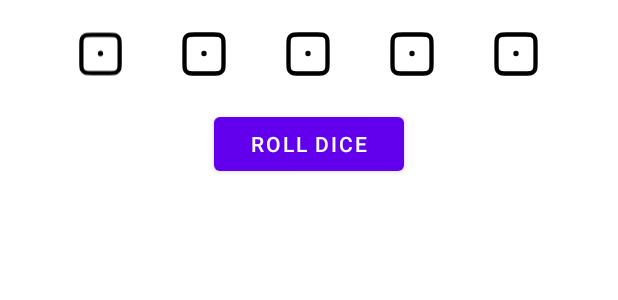
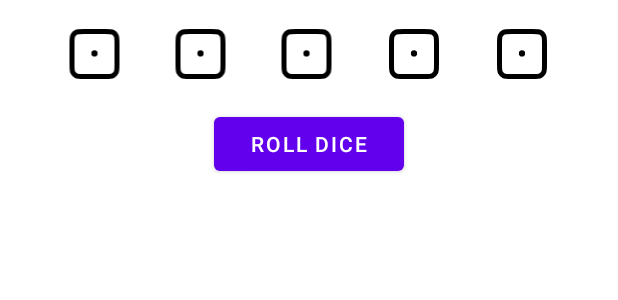
Before and after one commit to nick-pape/dice-poker-android, an Android app: the layout fragment_dice_roll.xml on its own in the app's theme, with its tools: preview values and no code run, on a phone screen of 412 x 824 dp. Shown: the top 300 px of the screen. Run offline under Robolectric (Android 15) with nearby library versions, the phone set to English and light mode, and no system bars.

Commit message:
Mess around with dice height

```diff
--- a/app/src/main/res/layout/fragment_dice_roll.xml
+++ b/app/src/main/res/layout/fragment_dice_roll.xml
@@ -24,8 +24,8 @@
             <ImageView
                 android:id="@+id/dice_one_image"
                 android:layout_width="0dp"
-                android:layout_height="40dp"
-                android:layout_weight="1"
+                android:layout_height="@dimen/dice_height"
+                android:layout_weight="2"
                 android:src="@drawable/dice_one"
             />
             <LinearLayout
@@ -35,8 +35,8 @@
             <ImageView
                 android:id="@+id/dice_two_image"
                 android:layout_width="0dp"
-                android:layout_height="40dp"
-                android:layout_weight="1"
+                android:layout_height="@dimen/dice_height"
+                android:layout_weight="2"
                 android:src="@drawable/dice_one"
                 />
             <LinearLayout
@@ -46,8 +46,8 @@
             <ImageView
                 android:id="@+id/dice_three_image"
                 android:layout_width="0dp"
-                android:layout_height="40dp"
-                android:layout_weight="1"
+                android:layout_height="@dimen/dice_height"
+                android:layout_weight="2"
                 android:src="@drawable/dice_one"
                 />
             <LinearLayout
@@ -57,8 +57,8 @@
             <ImageView
                 android:id="@+id/dice_four_image"
                 android:layout_width="0dp"
-                android:layout_height="40dp"
-                android:layout_weight="1"
+                android:layout_height="@dimen/dice_height"
+                android:layout_weight="2"
                 android:src="@drawable/dice_one"
                 />
             <LinearLayout
@@ -68,8 +68,8 @@
             <ImageView
                 android:id="@+id/dice_five_image"
                 android:layout_width="0dp"
-                android:layout_height="40dp"
-                android:layout_weight="1"
+                android:layout_height="@dimen/dice_height"
+                android:layout_weight="2"
                 android:src="@drawable/dice_one"
                 />
             <LinearLayout
--- a/app/src/main/res/values/dimens.xml
+++ b/app/src/main/res/values/dimens.xml
@@ -1,3 +1,4 @@
 <resources>
     <dimen name="fab_margin">16dp</dimen>
+    <dimen name="dice_height">40dp</dimen>
 </resources>
```
